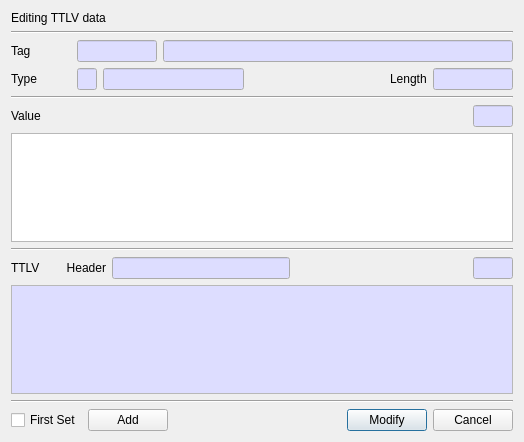
jykim74/BerEditor, file BerEditor/edit_ttlv_dlg.ui: the form before one commit.
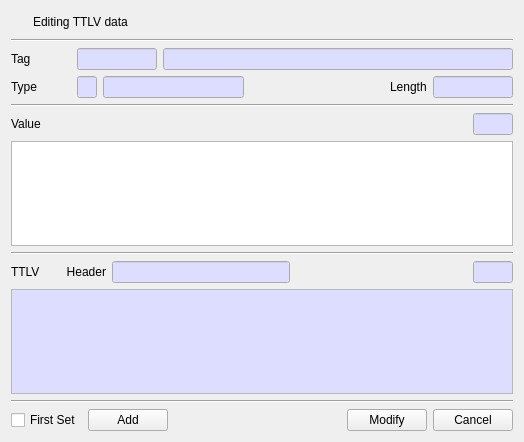
The form after the commit. Icons and pictures are not drawn.

The edit to the form file:
```diff
--- a/BerEditor/edit_ttlv_dlg.ui
+++ b/BerEditor/edit_ttlv_dlg.ui
@@ -15,11 +15,44 @@
   </property>
   <layout class="QVBoxLayout" name="verticalLayout">
    <item>
-    <widget class="QLabel" name="mHeadLabel">
-     <property name="text">
-      <string>Editing TTLV data</string>
+    <layout class="QGridLayout" name="gridLayout">
+     <property name="topMargin">
+      <number>0</number>
      </property>
-    </widget>
+     <item row="0" column="1">
+      <widget class="QLabel" name="mHeadLabel">
+       <property name="text">
+        <string>Editing TTLV data</string>
+       </property>
+      </widget>
+     </item>
+     <item row="0" column="0">
+      <widget class="QPushButton" name="pushButton">
+       <property name="minimumSize">
+        <size>
+         <width>16</width>
+         <height>0</height>
+        </size>
+       </property>
+       <property name="maximumSize">
+        <size>
+         <width>16</width>
+         <height>16777215</height>
+        </size>
+       </property>
+       <property name="text">
+        <string/>
+       </property>
+       <property name="icon">
+        <iconset resource="bereditor.qrc">
+         <normaloff>:/images/kms.png</normaloff>:/images/kms.png</iconset>
+       </property>
+       <property name="flat">
+        <bool>true</bool>
+       </property>
+      </widget>
+     </item>
+    </layout>
    </item>
    <item>
     <widget class="Line" name="line">
```
Left out of the diff: 4 changed lines with no effect on the pictures.
